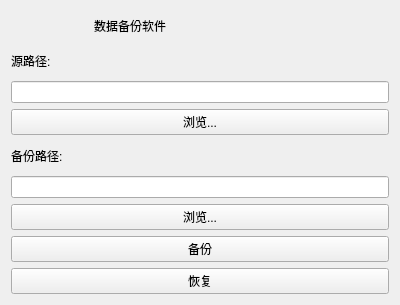
Before: the Qt Designer form widget.ui in dxl2021080908030/backup, drawn with Qt 5.
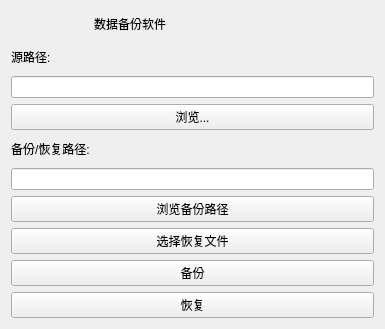
After: the same form once the commit is applied.

Diff of the .ui file:
```diff
--- a/widget.ui
+++ b/widget.ui
@@ -6,8 +6,8 @@
    <rect>
     <x>0</x>
     <y>0</y>
-    <width>400</width>
-    <height>305</height>
+    <width>385</width>
+    <height>329</height>
    </rect>
   </property>
   <property name="windowTitle">
@@ -41,17 +41,28 @@
    <item>
     <widget class="QLabel" name="label_2">
      <property name="text">
-      <string>备份路径:</string>
+      <string>备份/恢复路径:</string>
      </property>
     </widget>
    </item>
    <item>
-    <widget class="QLineEdit" name="lineEdit_Backup"/>
+    <widget class="QLineEdit" name="lineEdit_Backup">
+     <property name="enabled">
+      <bool>true</bool>
+     </property>
+    </widget>
    </item>
    <item>
     <widget class="QPushButton" name="button_BrowseBackup">
      <property name="text">
-      <string>浏览...</string>
+      <string>浏览备份路径</string>
+     </property>
+    </widget>
+   </item>
+   <item>
+    <widget class="QPushButton" name="button_BrowseRestoreFile">
+     <property name="text">
+      <string>选择恢复文件</string>
      </property>
     </widget>
    </item>
```
